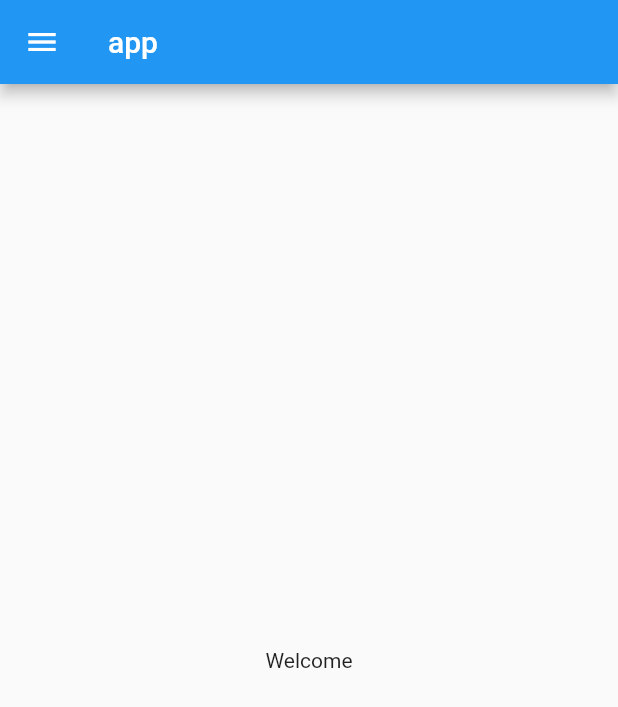
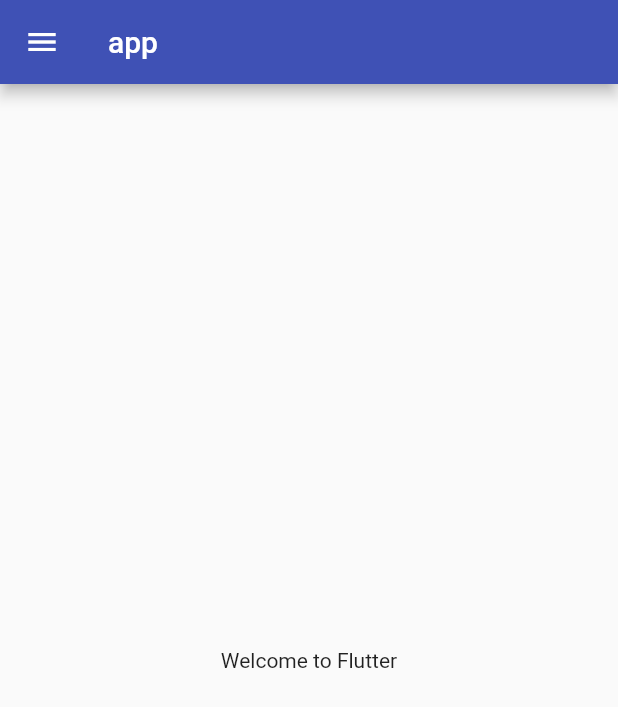
Before and after one commit to Sbishal7739/Flutter, a Flutter app: the HomePage screen opened directly, on a phone screen of 412 x 824 dp. Shown: the top 707 px of the screen. Run offline on Flutter 3.47's test engine with Material 2 defaults, Android fonts, the phone set to English and light mode, and no system bars.

Commit message:
Day 5 complet

```diff
--- /dev/null
+++ b/intro/lib/lib/pages/login_page.dart
@@ -0,0 +1 @@
+// TODO Implement this library.
--- /dev/null
+++ b/intro/lib/lib/util/routes.dart
@@ -0,0 +1,4 @@
+class MyRoutes {
+  static String loginRoutes = "/login";
+  static String homeRoutes = "/homeRoutes";
+}
--- a/intro/lib/home_page.dart
+++ b/intro/lib/pages/home_page.dart
@@ -1,18 +1,18 @@
 import 'package:flutter/material.dart';
 
 class HomePage extends StatelessWidget {
+  const HomePage({Key? key}) : super(key: key);
+
   @override
   Widget build(BuildContext context) {
     return Scaffold(
       appBar: AppBar(
-        title: Text("app"),
+        title: const Text("app"),
       ),
-      body: Center(
-        child: Container(
-          child: Text("Welcome"),
-        ),
+      body: const Center(
+        child: Text("Welcome to Flutter"),
       ),
-      drawer: Drawer(),
+      drawer: const Drawer(),
     );
   }
 }
--- a/intro/pubspec.yaml
+++ b/intro/pubspec.yaml
@@ -58,8 +58,8 @@ flutter:
   uses-material-design: true
 
   # To add assets to your application, add an assets section, like this:
-  # assets:
-  #   - images/a_dot_burr.jpeg
+  assets:
+     - /home/bishal/projects/intro/assest/images/
   #   - images/a_dot_ham.jpeg
 
   # An image asset can refer to one or more resolution-specific "variants", see
```
Also changed, not shown: intro/lib/main.dart (+15 -2 lines), intro/lib/pages/login_page.dart (added, +57 -0 lines), intro/assest/images/sit.jpg (added).
